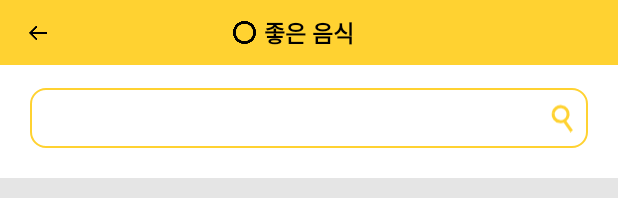
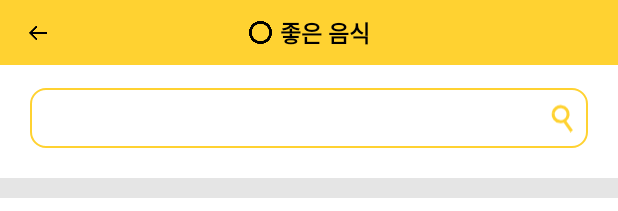
Before and after one commit to mummoom/Android, an Android app: the layout activity_foodeat.xml on its own in the app's theme, with its tools: preview values and no code run, on a phone screen of 412 x 824 dp. Shown: the top 211 px of the screen. Run offline under Robolectric (Android 15) with nearby library versions, the phone set to English and light mode, and no system bars.

Commit message:
ui수정

```diff
--- a/app/src/main/res/layout/activity_foodeat.xml
+++ b/app/src/main/res/layout/activity_foodeat.xml
@@ -4,29 +4,16 @@
     android:layout_height="match_parent"
     xmlns:tools="http://schemas.android.com/tools"
     xmlns:app="http://schemas.android.com/apk/res-auto">
+
     //타이틀
-    <TextView
-        android:id="@+id/foodeat_title_tv"
+    <androidx.constraintlayout.widget.ConstraintLayout
+        android:id="@+id/foodeat_title_cl"
         android:layout_width="match_parent"
         android:layout_height="43dp"
         app:layout_constraintTop_toTopOf="parent"
-        android:background="@color/type_title"
-        android:text="좋은 음식"
-        android:textSize="15sp"
-        android:textStyle="bold"
-        android:textAlignment="center"
-        android:gravity="center"
-        android:textColor="@color/black"/>
-    //o
-    <ImageView
-        android:id="@+id/foodeat_ic_iv"
-        android:layout_width="15dp"
-        android:layout_height="15dp"
-        app:layout_constraintStart_toStartOf="@id/foodeat_title_tv"
-        app:layout_constraintTop_toTopOf="@id/foodeat_title_tv"
-        app:layout_constraintBottom_toBottomOf="@id/foodeat_title_tv"
-        android:layout_marginStart="155dp"
-        android:src="@drawable/ic_good_black"/>
+        app:layout_constraintStart_toStartOf="parent"
+        android:background="@color/type_title">
+
 
         //이전으로
         <ImageView
@@ -34,10 +21,46 @@
             android:layout_width="20dp"
             android:layout_height="12dp"
             android:src="@drawable/left_arrow"
-        app:layout_constraintTop_toTopOf="@id/foodeat_title_tv"
-        app:layout_constraintBottom_toBottomOf="@id/foodeat_title_tv"
-        app:layout_constraintStart_toStartOf="@id/foodeat_title_tv"
+            app:layout_constraintTop_toTopOf="parent"
+            app:layout_constraintBottom_toBottomOf="parent"
+            app:layout_constraintStart_toStartOf="parent"
             android:layout_marginStart="15dp" />
+
+
+        <LinearLayout
+            android:id="@+id/foodeat_title_ll"
+            android:layout_width="wrap_content"
+            android:layout_height="match_parent"
+            app:layout_constraintTop_toTopOf="parent"
+            app:layout_constraintBottom_toBottomOf="parent"
+            app:layout_constraintStart_toStartOf="parent"
+            app:layout_constraintEnd_toEndOf="parent">
+
+            //o
+            <ImageView
+                android:id="@+id/foodeat_ic_iv"
+                android:layout_width="15dp"
+                android:layout_height="15dp"
+                android:layout_gravity="center"
+                android:layout_marginEnd="5dp"
+                android:src="@drawable/ic_good_black"/>
+
+            <TextView
+                android:id="@+id/foodeat_title_tv"
+                android:layout_width="wrap_content"
+                android:layout_height="match_parent"
+                android:text="좋은 음식"
+                android:textSize="15sp"
+                android:textStyle="bold"
+                android:gravity="center"
+                android:textColor="@color/black"/>
+
+
+        </LinearLayout>
+
+
+    </androidx.constraintlayout.widget.ConstraintLayout>
+
 
     <FrameLayout
         android:id="@+id/foodeat_search_frm"
@@ -47,7 +70,7 @@
         android:layout_marginEnd="20dp"
         android:layout_marginTop="15dp"
         app:layout_constraintStart_toStartOf="parent"
-        app:layout_constraintTop_toBottomOf="@id/foodeat_title_tv">
+        app:layout_constraintTop_toBottomOf="@id/foodeat_title_cl">
 
         <EditText
             android:id="@+id/foodeat_search_et"
--- a/build.gradle
+++ b/build.gradle
@@ -12,7 +12,7 @@ buildscript {
         glide_version = "4.11.0"
     }
     dependencies {
-        classpath "com.android.tools.build:gradle:7.0.2"
+        classpath 'com.android.tools.build:gradle:7.1.0'
         classpath "org.jetbrains.kotlin:kotlin-gradle-plugin:1.5.20"
         classpath 'com.google.gms:google-services:4.3.10'
 
```
Also changed, not shown: gradle/wrapper/gradle-wrapper.properties, 1 other file. Lines whose indentation alone changed are shown as unchanged.
